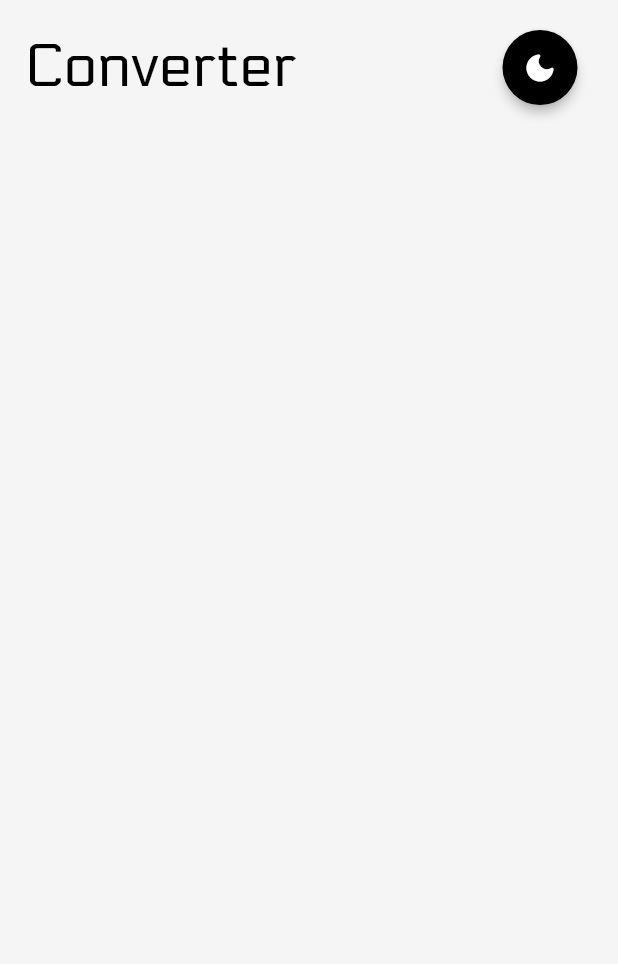
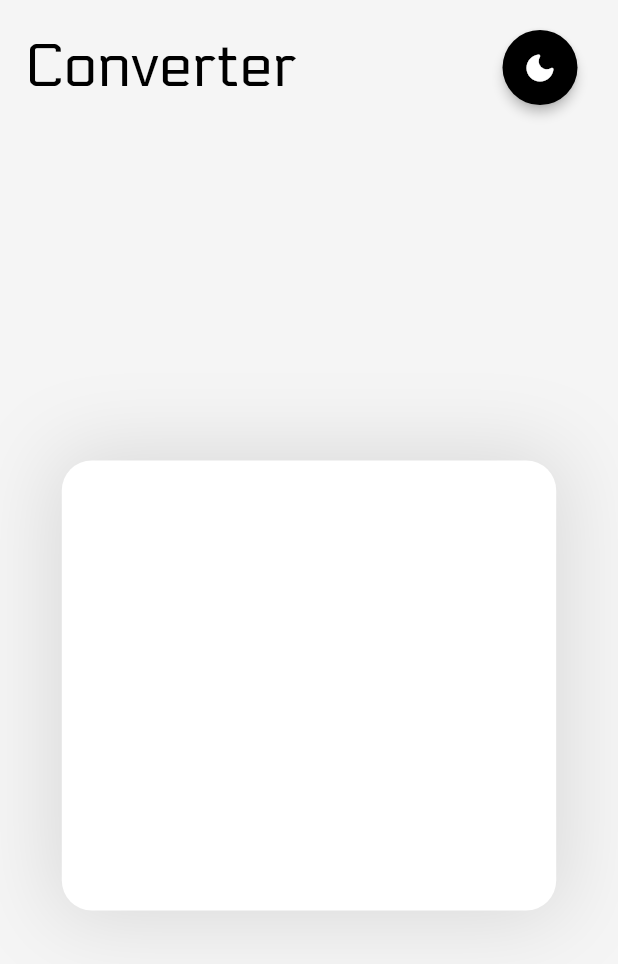
Before and after one commit to substro/CSCI-10-project1, a Flutter app: the screen it shows after launch, on a phone screen of 412 x 824 dp. Shown: the top 964 px of the screen. Run offline on Flutter 3.47's test engine with Material 2 defaults, Android fonts, the light colour scheme and no system bars; our stand-ins replace gap, hexcolor.

Commit message:
converter container

```diff
--- a/lib/components/converter_section.dart
+++ b/lib/components/converter_section.dart
@@ -1,10 +1,47 @@
+import 'package:csci410_project1/theme/theme_provider.dart';
 import 'package:flutter/material.dart';
+import 'package:gap/gap.dart';
+import 'package:provider/provider.dart';
 
-class CurrencyConverterBody extends StatelessWidget {
-  const CurrencyConverterBody({super.key});
+class UnitConverterBody extends StatefulWidget {
+  const UnitConverterBody({super.key});
+
+  @override
+  State<UnitConverterBody> createState() => _UnitConverterBodyState();
+}
+
+class _UnitConverterBodyState extends State<UnitConverterBody> {
+  var items = ["Item 1", "Item 2", "Item 3"];
+
+  String selectedValue = "Item 1";
+  bool isDarkMode = false;
 
   @override
   Widget build(BuildContext context) {
-    return const Center();
+    double screenWidth = MediaQuery.of(context).size.width;
+    final themeProvider = Provider.of<ThemeProvider>(
+      context,
+      listen: false,
+    );
+    return Center(
+      child: Container(
+        width: screenWidth * 0.8,
+        height: 300,
+        decoration: BoxDecoration(
+          color: isDarkMode
+              ? themeProvider.darkSecondaryColor
+              : themeProvider.white,
+          borderRadius: BorderRadius.circular(20),
+          boxShadow: [
+            BoxShadow(
+              color: isDarkMode ? themeProvider.white : const Color(0x1E000000),
+              blurRadius: 47.30,
+              spreadRadius: 5,
+            )
+          ],
+        ),
+      ),
+    );
+    // double screenWidth = MediaQuery.of(context).size.width;
   }
 }
--- a/lib/screens/home_screen.dart
+++ b/lib/screens/home_screen.dart
@@ -35,7 +35,7 @@ class _HomeScreenState extends State<HomeScreen> {
               : themeProvider.setLightMode();
         },
       ),
-      body: const CurrencyConverterBody(),
+      body: const UnitConverterBody(),
     );
   }
 
--- a/pubspec.yaml
+++ b/pubspec.yaml
@@ -1,5 +1,5 @@
 name: csci410_project1
-description: A simple and intuitive currency converter app built with Flutter.
+description: A simple and intuitive Unit converter app built with Flutter.
 
 publish_to: "none"
 
@@ -15,6 +15,7 @@ dependencies:
   cupertino_icons: ^1.0.2
   hexcolor: ^3.0.1
   provider: ^6.1.1
+  gap: ^3.0.1
 
 dev_dependencies:
   flutter_test:
```
Also changed, not shown: pubspec.lock.
